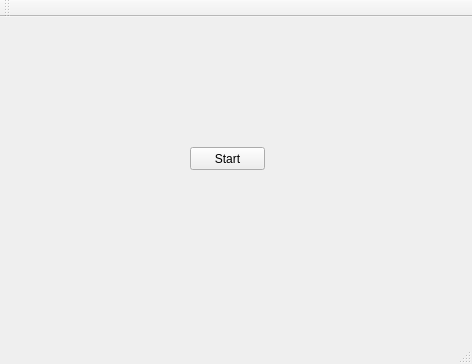
First picture: the form in src/TFServer/mainwindow.ui, repository Perdex/OmikronBlast, before the edit.
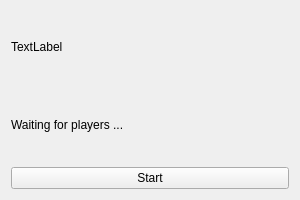
Second picture: the form after the edit.

Commit message: Added server port info, started making the window

```diff
--- a/src/TFServer/mainwindow.ui
+++ b/src/TFServer/mainwindow.ui
@@ -6,47 +6,74 @@
    <rect>
     <x>0</x>
     <y>0</y>
-    <width>472</width>
-    <height>364</height>
+    <width>300</width>
+    <height>200</height>
    </rect>
   </property>
   <property name="windowTitle">
    <string>MainWindow</string>
   </property>
   <widget class="QWidget" name="centralWidget">
-   <widget class="QPushButton" name="startButton">
-    <property name="geometry">
-     <rect>
-      <x>190</x>
-      <y>130</y>
-      <width>75</width>
-      <height>23</height>
-     </rect>
-    </property>
-    <property name="text">
-     <string>Start</string>
-    </property>
-   </widget>
-  </widget>
-  <widget class="QMenuBar" name="menuBar">
-   <property name="geometry">
-    <rect>
-     <x>0</x>
-     <y>0</y>
-     <width>472</width>
-     <height>21</height>
-    </rect>
+   <property name="sizePolicy">
+    <sizepolicy hsizetype="Minimum" vsizetype="Minimum">
+     <horstretch>0</horstretch>
+     <verstretch>0</verstretch>
+    </sizepolicy>
    </property>
+   <property name="minimumSize">
+    <size>
+     <width>300</width>
+     <height>200</height>
+    </size>
+   </property>
+   <layout class="QVBoxLayout" name="verticalLayout_2">
+    <item>
+     <widget class="QLabel" name="InfoLabel">
+      <property name="sizePolicy">
+       <sizepolicy hsizetype="Minimum" vsizetype="Minimum">
+        <horstretch>0</horstretch>
+        <verstretch>0</verstretch>
+       </sizepolicy>
+      </property>
+      <property name="minimumSize">
+       <size>
+        <width>200</width>
+        <height>50</height>
+       </size>
+      </property>
+      <property name="text">
+       <string>TextLabel</string>
+      </property>
+     </widget>
+    </item>
+    <item>
+     <widget class="QLabel" name="PlayersLabel">
+      <property name="sizePolicy">
+       <sizepolicy hsizetype="Minimum" vsizetype="Minimum">
+        <horstretch>0</horstretch>
+        <verstretch>0</verstretch>
+       </sizepolicy>
+      </property>
+      <property name="minimumSize">
+       <size>
+        <width>200</width>
+        <height>50</height>
+       </size>
+      </property>
+      <property name="text">
+       <string>Waiting for players ...</string>
+      </property>
+     </widget>
+    </item>
+    <item>
+     <widget class="QPushButton" name="startButton">
+      <property name="text">
+       <string>Start</string>
+      </property>
+     </widget>
+    </item>
+   </layout>
   </widget>
-  <widget class="QToolBar" name="mainToolBar">
-   <attribute name="toolBarArea">
-    <enum>TopToolBarArea</enum>
-   </attribute>
-   <attribute name="toolBarBreak">
-    <bool>false</bool>
-   </attribute>
-  </widget>
-  <widget class="QStatusBar" name="statusBar"/>
  </widget>
  <layoutdefault spacing="6" margin="11"/>
  <resources/>
```
The commit also changes 4 other files.
